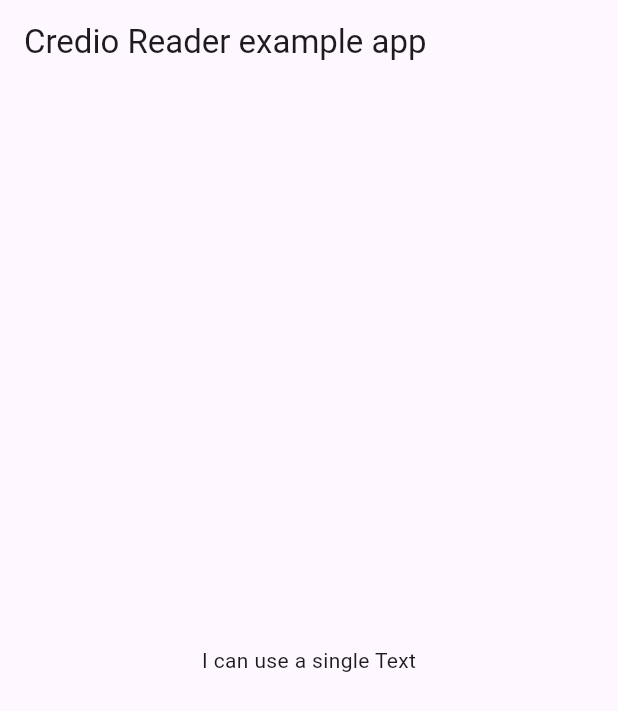
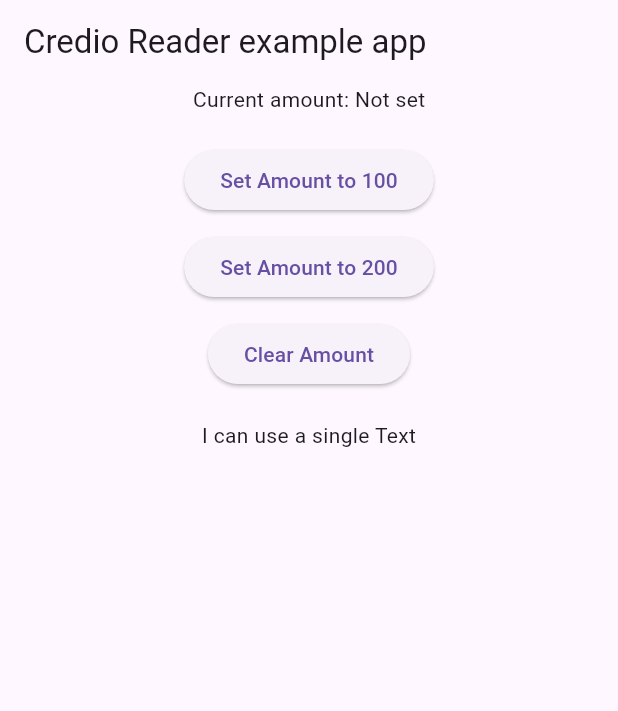
Before and after one commit to Crediometer/credio_reader-flutter, a Flutter app: the screen it shows after launch, on a phone screen of 412 x 824 dp. Shown: the top 711 px of the screen. Run offline on Flutter 3.47's test engine with Material 3 defaults, Android fonts, the phone set to English and light mode, and no system bars; our stand-ins replace dio, flutter_svg, get_it, modal_bottom_sheet, permission_handler, pin_code_fields and 1 more; missing offline and left inert: flutter_plugin_qpos.

Commit message:
add setter to the config to make amount dynamic

```diff
--- a/example/lib/main.dart
+++ b/example/lib/main.dart
@@ -39,7 +39,7 @@ class _MyAppState extends State<MyApp> {
       '2070FLRX',
       webHookUrl,
       locator<NavigationService>().navigatorKey,
-      initializerButton: Text("I can use a single Text"),
+      initializerButton: const Text("I can use a single Text"),
       buttonConfiguration: ButtonConfiguration(
         buttonStyle: ElevatedButton.styleFrom(
           backgroundColor: Colors.green,
@@ -52,7 +52,6 @@ class _MyAppState extends State<MyApp> {
           ),
         ),
       ),
-      amount: 100,
       amountInputDecoration: InputDecoration(
         labelText: 'Enter withdrawal amount',
         prefixIcon: const Icon(Icons.attach_money),
@@ -60,17 +59,13 @@ class _MyAppState extends State<MyApp> {
           borderRadius: BorderRadius.circular(10),
         ),
       ),
-      accountTypes: [
-        SelectionData(selection: 0, title: "Personal Account"),
-        SelectionData(selection: 1, title: "Business Account"),
-      ],
       customSelectionSheet: (BuildContext context, List<SelectionData> data,
           Function(SelectionData) onSelect) {
         showDialog(
           context: context,
           builder: (BuildContext context) {
             return AlertDialog(
-              title: Text('Select Account Type'),
+              title: const Text('Select Account Type'),
               content: Column(
                 mainAxisSize: MainAxisSize.min,
                 children: data
@@ -97,7 +92,7 @@ class _MyAppState extends State<MyApp> {
             obscureText: true,
             keyboardType: TextInputType.number,
             maxLength: 4,
-            decoration: InputDecoration(
+            decoration: const InputDecoration(
               labelText: 'Enter PIN',
               border: OutlineInputBorder(),
             ),
@@ -127,8 +122,8 @@ class _MyAppState extends State<MyApp> {
                 content: Column(
                   mainAxisSize: MainAxisSize.min,
                   children: [
-                    CircularProgressIndicator(),
-                    SizedBox(height: 20),
+                    const CircularProgressIndicator(),
+                    const SizedBox(height: 20),
                     Text(prompt),
                   ],
                 ),
@@ -138,18 +133,19 @@ class _MyAppState extends State<MyApp> {
 
           final result = await future;
 
-          Navigator.of(context).pop();
+          if (context.mounted) Navigator.of(context).pop();
 
           if (successMessage != null) {
+            if (context.mounted) {
               showDialog(
                 context: context,
                 builder: (BuildContext context) {
                   return AlertDialog(
-                  title: Text('Success'),
+                    title: const Text('Success'),
                     content: Text(successMessage),
                     actions: <Widget>[
                       TextButton(
-                      child: Text('OK'),
+                        child: const Text('OK'),
                         onPressed: () {
                           Navigator.of(context).pop();
                         },
@@ -159,10 +155,11 @@ class _MyAppState extends State<MyApp> {
                 },
               );
             }
+          }
 
           return result;
         } catch (error) {
-          Navigator.of(context).pop();
+          if (context.mounted) Navigator.of(context).pop();
 
           // Call onError to handle the error
           onError(errorMessage);
@@ -174,6 +171,18 @@ class _MyAppState extends State<MyApp> {
     if (mounted) {
       setState(() {});
     }
+  }
+
+  void _setAmount(double amount) {
+    setState(() {
+      _config.amount = amount;
+    });
+  }
+
+  void _clearAmount() {
+    setState(() {
+      _config.amount = null;
+    });
   }
 
   @override
@@ -188,7 +197,28 @@ class _MyAppState extends State<MyApp> {
         body: Center(
           child: Builder(
             builder: (context) {
-              return ReaderButton(_config);
+              return Column(
+                children: [
+                  Text('Current amount: ${_config.amount ?? "Not set"}'),
+                  const SizedBox(height: 20),
+                  ElevatedButton(
+                    onPressed: () => _setAmount(100.0),
+                    child: const Text('Set Amount to 100'),
+                  ),
+                  const SizedBox(height: 10),
+                  ElevatedButton(
+                    onPressed: () => _setAmount(200.0),
+                    child: const Text('Set Amount to 200'),
+                  ),
+                  const SizedBox(height: 10),
+                  ElevatedButton(
+                    onPressed: _clearAmount,
+                    child: const Text('Clear Amount'),
+                  ),
+                  const SizedBox(height: 20),
+                  ReaderButton(_config),
+                ],
+              );
             },
           ),
         ),
--- a/lib/configuration/configuration.dart
+++ b/lib/configuration/configuration.dart
@@ -10,9 +10,8 @@ class CredioConfig {
   String? webhookURL;
   ButtonConfiguration? buttonConfiguration;
   Widget? initializerButton;
-  double? amount;
+  // double? amount;
   InputDecoration? amountInputDecoration;
-  List<SelectionData>? accountTypes;
   void Function(BuildContext, List<SelectionData>, Function(SelectionData))?
       customSelectionSheet;
 
@@ -29,6 +28,16 @@ class CredioConfig {
 
   late String apiKey;
 
+  double? _amount;
+
+  // Getter for amount
+  double? get amount => _amount;
+
+  // Setter for amount
+  set amount(double? value) {
+    _amount = value;
+  }
+
   CredioConfig(
     this.apiKey,
     this.terminalId,
@@ -37,9 +46,8 @@ class CredioConfig {
     this.initializerButton,
     this.metaData,
     this.buttonConfiguration,
-    this.amount,
+    // this.amount,
     this.amountInputDecoration,
-    this.accountTypes,
     this.customSelectionSheet,
     this.customPinEntry,
     this.customLoader,
--- a/lib/state/reader_state.dart
+++ b/lib/state/reader_state.dart
@@ -36,7 +36,7 @@ class ReaderStateProvider extends ChangeNotifier {
 
   late CredioConfig _configurations;
 
-  ReaderStateProvider._(); // Private constructor
+  ReaderStateProvider._();
 
   static ReaderStateProvider? _instance;
 
@@ -252,7 +252,7 @@ class ReaderStateProvider extends ChangeNotifier {
           configurations.locator!.currentContext!,
           MaterialPageRoute(
             builder: (context) => WithdrawalScreen(
-              predefinedAmount: configurations.amount,
+              readerState: _instance!,
             ),
           ),
         );
--- a/pubspec.yaml
+++ b/pubspec.yaml
@@ -1,6 +1,6 @@
 name: credio_reader
 description: A Flutter plugin designed to simplify the process of integrating a credio reader into your mobile application.
-version: 0.0.5
+version: 0.0.6
 homepage: https://crediometer.com
 
 environment:
```
Also changed, not shown: lib/credio_reader.dart (+11 -11 lines), lib/screens/withdrawal_screen.dart (+25 -20 lines), 2 other files. Lines whose indentation alone changed are shown as unchanged.
